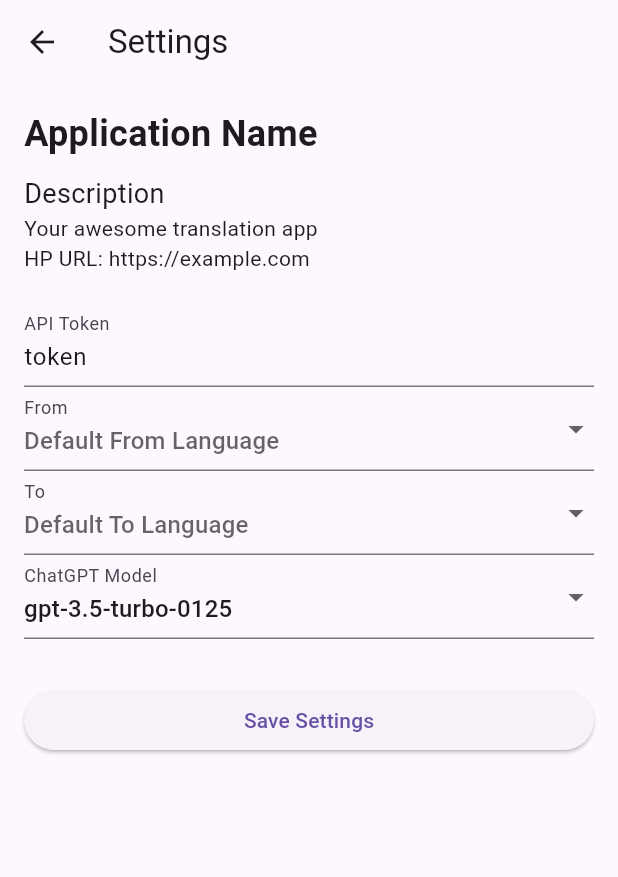
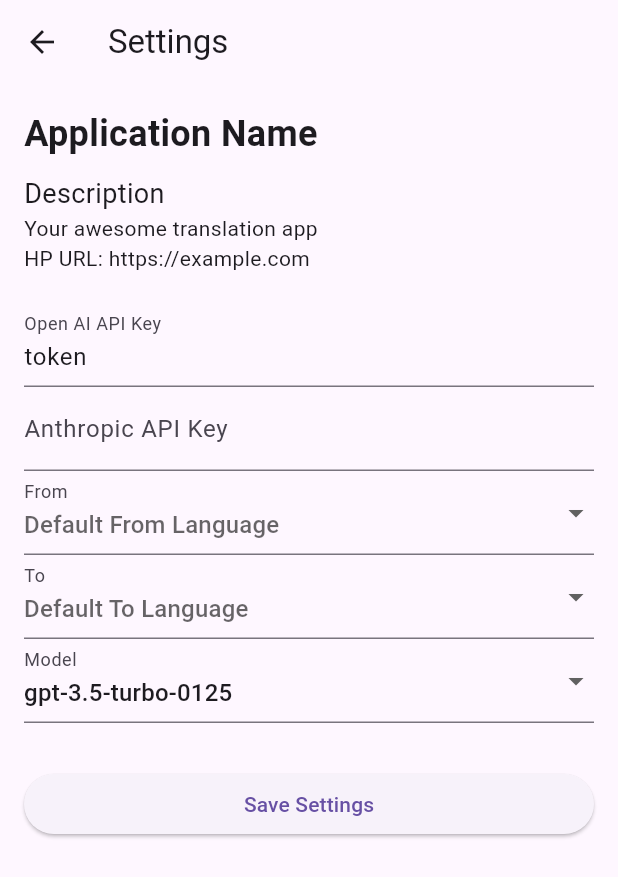
Before and after one commit to umisora/deep-gptl, a Flutter app: the screen it shows after launch, after a tap on the "settings" icon, on a phone screen of 412 x 824 dp. Shown: the top 877 px of the screen. Run offline on Flutter 3.47's test engine with Material 3 defaults, Android fonts, the phone set to English and light mode, and no system bars; our stand-ins replace shared_preferences; missing offline and left inert: clipboard.

Commit message:
Claude3 に対応
* Claude 3 シリーズをモデルに追加
* APIキーを追加で指定できるように変更
* HomeScreenからモデル変更できるように修正

```diff
--- /dev/null
+++ b/lib/model/model_names.dart
@@ -0,0 +1,9 @@
+class ModelNames {
+  static const List<String> names = [
+    'gpt-3.5-turbo-0125',
+    'gpt-4-0125-preview',
+    'claude-3-opus-20240229',
+    'claude-3-sonnet-20240229',
+    'claude-3-haiku-20240307',
+  ];
+}
--- a/lib/screen/home_screen.dart
+++ b/lib/screen/home_screen.dart
@@ -1,3 +1,4 @@
+import 'package:deep_gptl/model/model_names.dart';
 import 'package:flutter/material.dart';
 import 'package:flutter/services.dart';
 import 'package:deep_gptl/service/translation_service.dart';
@@ -85,7 +86,7 @@ class _HomeScreenState extends State<HomeScreen> {
 
   Future<String> _fetchSelectedModel() async {
     final prefs = await SharedPreferences.getInstance();
-    return prefs.getString('chat_gpt_model') ?? 'gpt-3.5-turbo-0125';
+    return prefs.getString('selected_model') ?? 'unknown';
   }
 
   @override
@@ -289,7 +290,7 @@ class _HomeScreenState extends State<HomeScreen> {
 
   Widget _buildFooter() {
     return Container(
-      color: Colors.white,
+      // color: Theme.of(context).scaffoldBackgroundColor,
       padding: const EdgeInsets.all(0.0),
       child: Row(
         mainAxisAlignment: MainAxisAlignment.spaceBetween,
@@ -300,9 +301,22 @@ class _HomeScreenState extends State<HomeScreen> {
               if (snapshot.connectionState == ConnectionState.waiting) {
                 return CircularProgressIndicator();
               } else {
-                return Text(
-                  'Model: ${snapshot.data}',
-                  style: TextStyle(fontSize: 8),
+                return DropdownButton<String>(
+                  value: snapshot.data,
+                  underline: Container(),
+                  icon: Icon(Icons.arrow_downward, size: 12),
+                  items: ModelNames.names
+                      .map<DropdownMenuItem<String>>((String value) {
+                    return DropdownMenuItem<String>(
+                      value: value,
+                      child: Text(value, style: TextStyle(fontSize: 10)),
+                    );
+                  }).toList(),
+                  onChanged: (newValue) async {
+                    final prefs = await SharedPreferences.getInstance();
+                    await prefs.setString('selected_model', newValue ?? '');
+                    setState(() {});
+                  },
                 );
               }
             },
@@ -311,9 +325,9 @@ class _HomeScreenState extends State<HomeScreen> {
             children: [
               Text(
                 '♥',
-                style: TextStyle(color: Colors.red, fontSize: 8),
+                style: TextStyle(color: Colors.red, fontSize: 10),
               ),
-              Text(" Suns' Up Product", style: TextStyle(fontSize: 8)),
+              Text(" Suns' Up Product", style: TextStyle(fontSize: 10)),
             ],
           ),
         ],
--- a/lib/screen/settings_screen.dart
+++ b/lib/screen/settings_screen.dart
@@ -1,3 +1,4 @@
+import 'package:deep_gptl/model/model_names.dart';
 import 'package:flutter/material.dart';
 import 'package:shared_preferences/shared_preferences.dart';
 
@@ -8,11 +9,14 @@ class SettingsScreen extends StatefulWidget {
 
 class _SettingsScreenState extends State<SettingsScreen> {
   TextEditingController apiTokenController = TextEditingController();
+  TextEditingController anthropicApiKeyController = TextEditingController();
   String? defaultFromLanguage;
   String? defaultToLanguage;
-  String? originalApiToken;
-  String? chatGPTModel; // 追加
-  bool apiTokenChanged = false; // 追加
+  String? openAiApiToken;
+  String? model;
+  bool apiTokenChanged = false;
+  String? anthropicApiKey;
+  bool anthropicApiKeyChanged = false;
 
   Future<void> saveApiToken() async {
     if (!apiTokenChanged) return; // 変更がなければ保存しない
@@ -27,27 +31,31 @@ class _SettingsScreenState extends State<SettingsScreen> {
     setState(() {
       prefs.setString('default_from_language', defaultFromLanguage ?? '');
       prefs.setString('default_to_language', defaultToLanguage ?? '');
-      prefs.setString('chat_gpt_model', chatGPTModel ?? ''); // 追加
+      prefs.setString('selected_model', model ?? ''); // 追加
+      prefs.setString('anthropic_api_key', anthropicApiKey ?? ''); // 追加
     });
   }
 
   Future<void> loadSettings() async {
     final prefs = await SharedPreferences.getInstance();
     String apiToken = prefs.getString('api_token') ?? '';
+    String anthropicKey = prefs.getString('anthropic_api_key') ?? '';
 
     setState(() {
       apiTokenController.text = maskApiToken(apiToken);
-      originalApiToken = apiToken; // 保存しておく
+      anthropicApiKeyController.text = maskApiToken(anthropicKey);
+      openAiApiToken = apiToken;
+      anthropicApiKey = anthropicKey;
       defaultFromLanguage = prefs.getString('default_from_language');
       defaultToLanguage = prefs.getString('default_to_language');
-      chatGPTModel = prefs.getString('chat_gpt_model') ??
+      model = prefs.getString('selected_model') ??
           'gpt-3.5-turbo-0125'; // デフォルト値を設定
     });
   }
 
   String maskApiToken(String token) {
     if (token.length < 8) return token;
-    return token.substring(0, 3) + '****' + token.substring(token.length - 4);
+    return token.substring(0, 8) + '****' + token.substring(token.length - 4);
   }
 
   @override
@@ -77,14 +85,26 @@ class _SettingsScreenState extends State<SettingsScreen> {
             Text('Your awesome translation app'),
             Text('HP URL: https://example.com'),
             SizedBox(height: 20),
+// API Token TextField
             TextField(
               controller: apiTokenController,
               decoration: InputDecoration(
-                labelText: 'API Token',
+                labelText: 'Open AI API Key',
               ),
               onChanged: (value) {
                 // ユーザーによる変更をチェック
-                apiTokenChanged = value != originalApiToken;
+                apiTokenChanged = value != openAiApiToken;
+              },
+            ),
+// Anthropic API Key TextField 追加
+            TextField(
+              controller: anthropicApiKeyController,
+              decoration: InputDecoration(
+                labelText: 'Anthropic API Key',
+              ),
+              onChanged: (value) {
+                anthropicApiKey = value;
+                anthropicApiKeyChanged = true;
               },
             ),
 // From Language Dropdown
@@ -126,15 +146,14 @@ class _SettingsScreenState extends State<SettingsScreen> {
                 });
               },
             ),
-            // ChatGPT Model Dropdown
+            // Model Dropdown
             DropdownButtonFormField<String>(
               decoration: InputDecoration(
-                labelText: 'ChatGPT Model',
+                labelText: 'Model',
               ),
-              hint: Text('Select ChatGPT Model'),
-              value: chatGPTModel,
-              items: ['gpt-3.5-turbo-0125', 'gpt-4-0125-preview']
-                  .map((String value) {
+              hint: Text('Select Model'),
+              value: model,
+              items: ModelNames.names.map((String value) {
                 return DropdownMenuItem<String>(
                   value: value,
                   child: Text(value),
@@ -142,7 +161,7 @@ class _SettingsScreenState extends State<SettingsScreen> {
               }).toList(),
               onChanged: (newValue) {
                 setState(() {
-                  chatGPTModel = newValue;
+                  model = newValue;
                 });
               },
             ),
```
Also changed, not shown: lib/service/translation_service.dart (+58 -18 lines).
